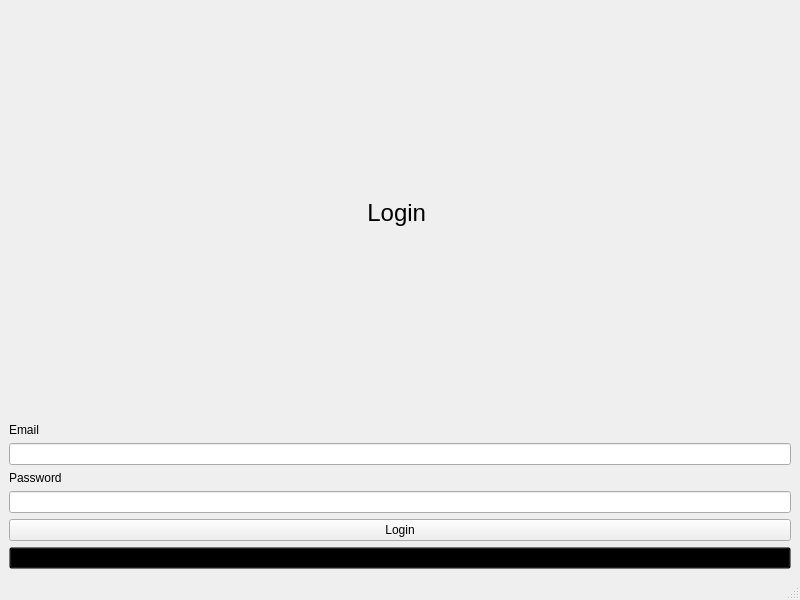
Qt form mainwindow.ui (BelchieBen/BenjaminBelcherAssessment) before a commit.
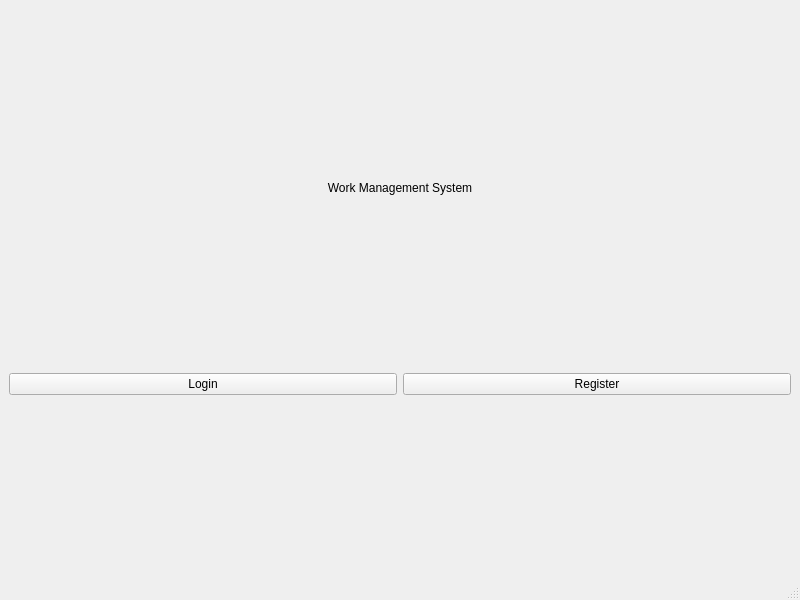
The same form after that commit.

Commit message: added login system

```diff
--- a/mainwindow.ui
+++ b/mainwindow.ui
@@ -15,65 +15,22 @@
   </property>
   <widget class="QWidget" name="centralwidget">
    <layout class="QGridLayout" name="gridLayout">
-    <item row="4" column="0">
-     <widget class="QLineEdit" name="Password">
-      <property name="inputMethodHints">
-       <set>Qt::ImhHiddenText|Qt::ImhNoAutoUppercase|Qt::ImhNoPredictiveText|Qt::ImhSensitiveData</set>
-      </property>
-      <property name="echoMode">
-       <enum>QLineEdit::Password</enum>
-      </property>
-     </widget>
-    </item>
-    <item row="0" column="0">
-     <widget class="QLabel" name="Login">
-      <property name="sizePolicy">
-       <sizepolicy hsizetype="Preferred" vsizetype="MinimumExpanding">
-        <horstretch>0</horstretch>
-        <verstretch>0</verstretch>
-       </sizepolicy>
-      </property>
-      <property name="font">
-       <font>
-        <pointsize>18</pointsize>
-       </font>
-      </property>
-      <property name="text">
-       <string>Login </string>
-      </property>
-      <property name="alignment">
-       <set>Qt::AlignCenter</set>
-      </property>
-     </widget>
-    </item>
-    <item row="3" column="0">
-     <widget class="QLabel" name="PasswordLbl">
-      <property name="sizePolicy">
-       <sizepolicy hsizetype="Preferred" vsizetype="Fixed">
-        <horstretch>0</horstretch>
-        <verstretch>0</verstretch>
-       </sizepolicy>
-      </property>
-      <property name="text">
-       <string>Password</string>
-      </property>
-      <property name="alignment">
-       <set>Qt::AlignBottom|Qt::AlignLeading|Qt::AlignLeft</set>
-      </property>
-     </widget>
-    </item>
-    <item row="5" column="0">
+    <item row="1" column="0">
      <widget class="QPushButton" name="LoginBtn">
       <property name="text">
        <string>Login</string>
       </property>
      </widget>
     </item>
-    <item row="2" column="0">
-     <widget class="QLineEdit" name="Email"/>
+    <item row="1" column="1">
+     <widget class="QPushButton" name="RegisterBtn">
+      <property name="text">
+       <string>Register</string>
+      </property>
+     </widget>
     </item>
-    <item row="1" column="0">
-     <widget class="QLabel" name="EmailLbl">
+    <item row="0" column="0" colspan="2">
+     <widget class="QLabel" name="Title">
       <property name="sizePolicy">
        <sizepolicy hsizetype="Preferred" vsizetype="Fixed">
         <horstretch>0</horstretch>
@@ -81,22 +38,10 @@
        </sizepolicy>
       </property>
       <property name="text">
-       <string>Email</string>
+       <string>Work Management System</string>
       </property>
       <property name="alignment">
-       <set>Qt::AlignBottom|Qt::AlignLeading|Qt::AlignLeft</set>
-      </property>
-     </widget>
-    </item>
-    <item row="6" column="0">
-     <widget class="QPushButton" name="NewHereBtn">
-      <property name="styleSheet">
-       <string notr="true">QPushButton{
-	background-color: transparent;
-}</string>
-      </property>
-      <property name="text">
-       <string>New Here?</string>
+       <set>Qt::AlignCenter</set>
       </property>
      </widget>
     </item>
```
The commit also changes 18 other files.
